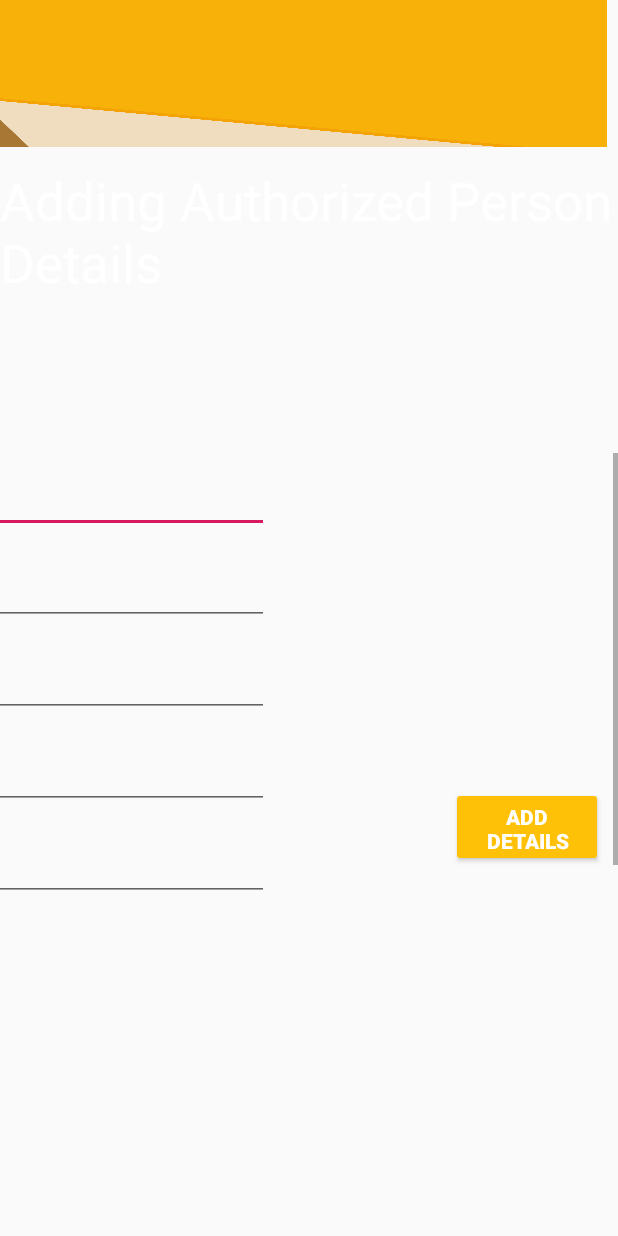
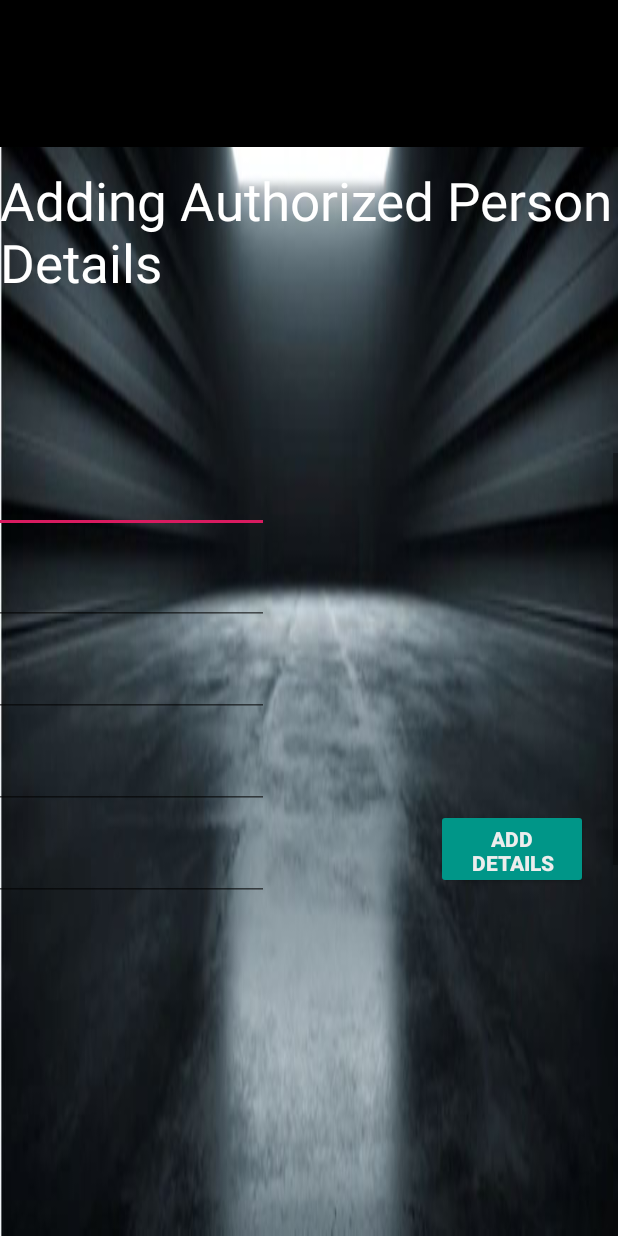
Before and after one commit to OdeliaHochman/Smart-Gate-System, an Android app: the layout activity_add_authorized_person.xml on its own in the app's theme, with its tools: preview values and no code run, on a phone screen of 412 x 824 dp. Run offline under Robolectric (Android 15) with nearby library versions, the phone set to English and light mode, and no system bars; Roboto replaces fonts that are not available here.

Commit message:
Screens design - add, update, details, search

```diff
--- a/SmartGateApp/app/src/main/res/layout/activity_add_authorized_person.xml
+++ b/SmartGateApp/app/src/main/res/layout/activity_add_authorized_person.xml
@@ -4,6 +4,7 @@
     xmlns:tools="http://schemas.android.com/tools"
     android:layout_width="match_parent"
     android:layout_height="match_parent"
+    android:background="@drawable/darkback"
     android:gravity="center"
     android:orientation="vertical">
 
@@ -15,9 +16,9 @@
         android:layout_marginStart="8dp"
         android:layout_marginEnd="8dp"
         android:scaleType="fitXY"
-        android:src="@drawable/back2"
+        android:src="@color/black"
         app:layout_constraintEnd_toEndOf="parent"
-        app:layout_constraintHorizontal_bias="1.0"
+        app:layout_constraintHorizontal_bias="0.873"
         app:layout_constraintStart_toStartOf="parent"
         app:layout_constraintTop_toTopOf="parent" />
 
@@ -63,7 +64,9 @@
                 android:layout_margin="8dp"
                 android:gravity="left"
                 android:hint="First Name"
-                android:inputType="text" />
+                android:inputType="text"
+                android:textColor="@color/gray"
+                android:textColorHint="@color/gray" />
 
 
             <EditText
@@ -73,7 +76,9 @@
                 android:layout_margin="8dp"
                 android:gravity="left"
                 android:hint="Last Name"
-                android:inputType="text" />
+                android:inputType="text"
+                android:textColor="@color/gray"
+                android:textColorHint="@color/gray" />
 
             <EditText
                 android:id="@+id/IDNumber_editTxt"
@@ -82,7 +87,9 @@
                 android:layout_margin="8dp"
                 android:gravity="left"
                 android:hint="ID Number"
-                android:inputType="text" />
+                android:inputType="number"
+                android:textColor="@color/gray"
+                android:textColorHint="@color/gray" />
 
             <EditText
                 android:id="@+id/employeeNumber_editTxt"
@@ -91,7 +98,9 @@
                 android:layout_margin="8dp"
                 android:gravity="left"
                 android:hint="Employee Number"
-                android:inputType="text" />
+                android:inputType="text"
+                android:textColor="@color/gray"
+                android:textColorHint="@color/gray" />
 
             <EditText
                 android:id="@+id/LPNumber_editTxt"
@@ -100,7 +109,9 @@
                 android:layout_margin="8dp"
                 android:gravity="left"
                 android:hint="License Plate Number"
-                android:inputType="text" />
+                android:inputType="text"
+                android:textColor="@color/gray"
+                android:textColorHint="@color/gray" />
 
 
             <EditText
@@ -110,7 +121,9 @@
                 android:layout_margin="8dp"
                 android:gravity="left"
                 android:hint="Url Image"
-                android:inputType="text" />
+                android:inputType="text"
+                android:textColor="@color/gray"
+                android:textColorHint="@color/gray" />
 
 
         </LinearLayout>
@@ -122,11 +135,11 @@
         android:layout_height="53dp"
         android:layout_gravity="center"
         android:layout_marginTop="220dp"
-        android:layout_marginEnd="10dp"
-        android:layout_marginBottom="40dp"
-        android:backgroundTint="#FFC107"
+        android:layout_marginEnd="20dp"
+        android:layout_marginBottom="10dp"
+        android:backgroundTint="#009688"
         android:text="Add details"
-        android:textColor="@color/common_google_signin_btn_text_dark_default"
+        android:textColor="@color/gray"
         android:textStyle="bold"
         app:layout_constraintBottom_toBottomOf="parent"
         app:layout_constraintEnd_toEndOf="parent"
@@ -144,5 +157,4 @@
         app:layout_constraintStart_toStartOf="parent" />
 
 
-
 </androidx.constraintlayout.widget.ConstraintLayout>
```
Also changed, not shown: SmartGateApp/app/src/main/res/layout/activity_authorized_person_details.xml (+139 -53 lines), SmartGateApp/app/src/main/res/layout/activity_search.xml (+6 -15 lines), SmartGateApp/app/src/main/res/layout/activity_update_authorized_person.xml (+31 -18 lines), SmartGateApp/app/src/main/res/drawable/darkback.JPG (added), SmartGateApp/app/src/main/res/drawable/grey2back.JPG (added), SmartGateApp/app/src/main/res/drawable/lightgray.JPG (added), SmartGateApp/app/src/main/res/drawable/lightgray2.JPG (added). Lines whose indentation alone changed are shown as unchanged.
